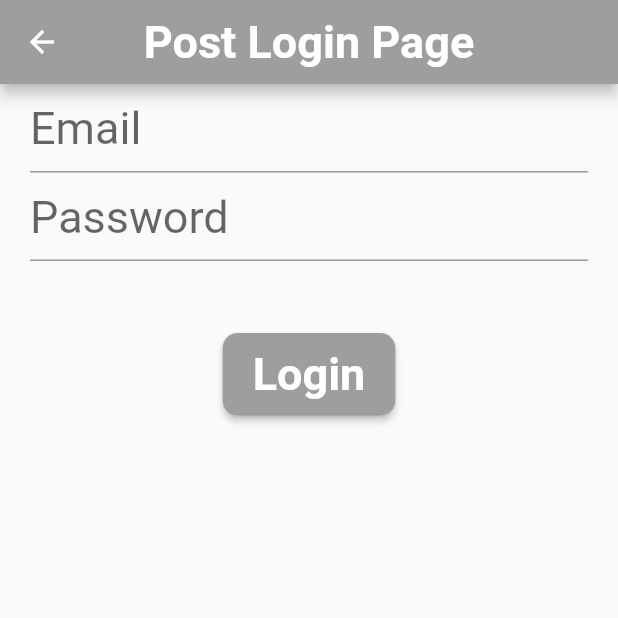
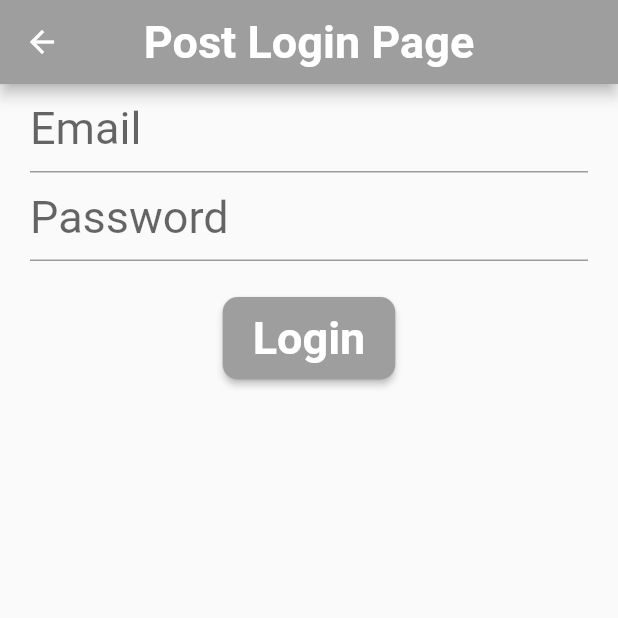
Before and after one commit to MuhammadBilalAkbar/flutter_crud_using_getx, a Flutter app: the screen it shows after launch, after a tap on "Post Login Page", on a phone screen of 412 x 824 dp, the top half of it. Run offline on Flutter 3.47's test engine with Material 2 defaults, Android fonts, the light colour scheme and no system bars; our stand-ins replace get; network calls fail.

Commit message:
Initial commit

```diff
--- a/lib/my_app.dart
+++ b/lib/my_app.dart
@@ -1,6 +1,7 @@
 import 'package:flutter/material.dart';
-import 'package:flutter_crud_using_getx/pages/crud_using_getx_page.dart';
 import 'package:get/get.dart';
+
+import '/pages/crud_using_getx_page.dart';
 
 class MyApp extends StatelessWidget {
   const MyApp({super.key});
@@ -25,10 +26,6 @@ class MyApp extends StatelessWidget {
             bodyLarge: TextStyle(fontSize: 30),
             bodyMedium: TextStyle(fontSize: 25),
           ),
-          snackBarTheme: SnackBarThemeData(
-            contentTextStyle: TextStyle(fontSize: 100),
-            showCloseIcon: true,
-          ),
           elevatedButtonTheme: ElevatedButtonThemeData(
             style: ElevatedButton.styleFrom(
               padding: const EdgeInsets.symmetric(vertical: 10, horizontal: 20),
--- a/lib/pages/crud_using_getx_page.dart
+++ b/lib/pages/crud_using_getx_page.dart
@@ -1,9 +1,10 @@
 import 'package:flutter/material.dart';
-import 'package:flutter_crud_using_getx/pages/delete_user_page.dart';
-import 'package:flutter_crud_using_getx/pages/update_user_page.dart';
+import 'package:get/get.dart';
+
+import '/pages/post_login_page.dart';
 import '/pages/get_user_page.dart';
-import '/pages/post_login_page.dart';
-import 'package:get/get.dart';
+import '/pages/delete_user_page.dart';
+import '/pages/update_user_page.dart';
 
 class CrudUsingGetX extends StatefulWidget {
   const CrudUsingGetX({Key? key}) : super(key: key);
@@ -23,35 +24,35 @@ class _CrudUsingGetXState extends State<CrudUsingGetX> {
             padding: const EdgeInsets.symmetric(horizontal: 20.0),
             child: Column(
               children: [
-                const SizedBox(height: 20),
+                const SizedBox(height: 24),
                 ElevatedButton(
                   onPressed: () => Get.to(
                     () => const GetUserPage(title: 'Get User Page'),
                   ),
                   child: const Text('Get User Page'),
                 ),
-                const SizedBox(height: 20),
+                const SizedBox(height: 24),
                 ElevatedButton(
                   onPressed: () => Get.to(
                     () => const PostLoginPage(title: 'Post Login Page'),
                   ),
                   child: const Text('Post Login Page'),
                 ),
-                const SizedBox(height: 20),
+                const SizedBox(height: 24),
                 ElevatedButton(
                   onPressed: () => Get.to(
                     () => const DeleteUserPage(title: 'Delete User Page'),
                   ),
                   child: const Text('Delete User Page'),
                 ),
-                const SizedBox(height: 20),
+                const SizedBox(height: 24),
                 ElevatedButton(
                   onPressed: () => Get.to(
                     () => const UpdateUserPage(title: 'Update User Page'),
                   ),
                   child: const Text('Update User Page'),
                 ),
-                const SizedBox(height: 20),
+                const SizedBox(height: 24),
               ],
             ),
           ),
--- a/lib/pages/post_login_page.dart
+++ b/lib/pages/post_login_page.dart
@@ -1,6 +1,7 @@
 import 'package:flutter/material.dart';
+import 'package:get/get.dart';
+
 import '/getx_controllers/post_login_controller.dart';
-import 'package:get/get.dart';
 
 class PostLoginPage extends StatefulWidget {
   const PostLoginPage({Key? key, required this.title}) : super(key: key);
@@ -31,7 +32,7 @@ class _PostLoginPageState extends State<PostLoginPage> {
                   controller: postLoginController.passwordController.value,
                   decoration: const InputDecoration(hintText: 'Password'),
                 ),
-                const SizedBox(height: 48),
+                const SizedBox(height: 24),
                 Obx(
                   () => postLoginController.loading.value
                       ? const CircularProgressIndicator()
```
Also changed, not shown: lib/getx_controllers/get_user_controller.dart (+4 -4 lines), Procedure.PNG (added), 1 other file.
